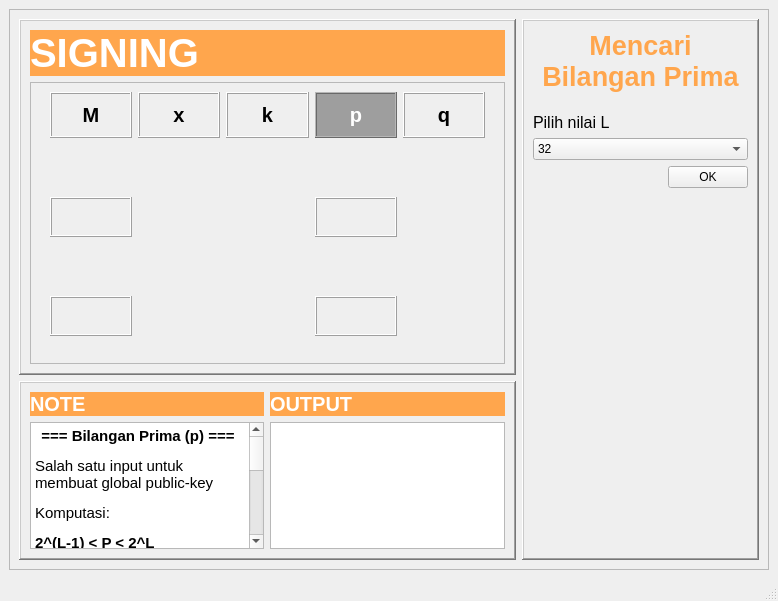
The window that Kedua.ui (Rufaidah/Visualization-of-the-Digital-Signature-Process) describes before a commit, drawn with Qt 5.
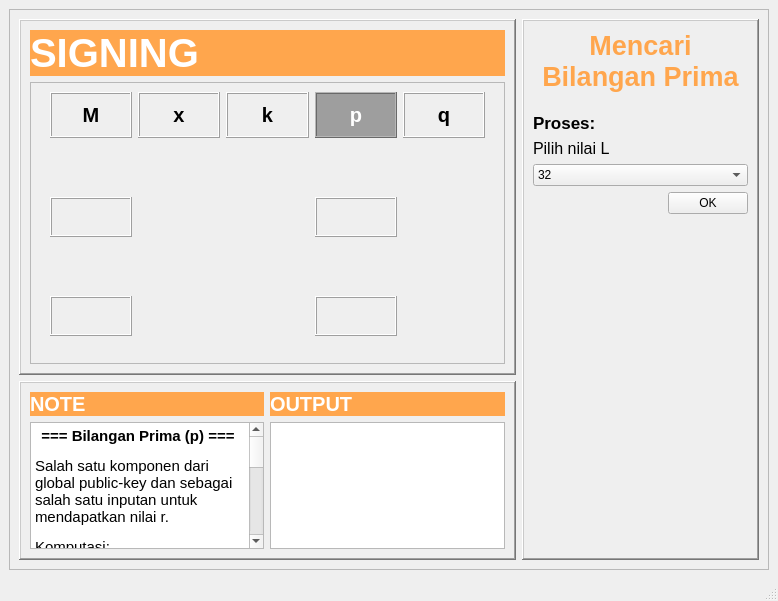
The same window after the commit.

```diff
--- a/Kedua.ui
+++ b/Kedua.ui
@@ -1003,7 +1003,7 @@
 p, li { white-space: pre-wrap; }
 &lt;/style&gt;&lt;/head&gt;&lt;body style=&quot; font-family:'Ubuntu'; font-size:11pt; font-weight:400; font-style:normal;&quot;&gt;
 &lt;p align=&quot;center&quot; style=&quot; margin-top:12px; margin-bottom:12px; margin-left:0px; margin-right:0px; -qt-block-indent:0; text-indent:0px;&quot;&gt;&lt;span style=&quot; font-weight:600;&quot;&gt;=== Bilangan Prima (p) === &lt;/span&gt;&lt;/p&gt;
-&lt;p style=&quot; margin-top:12px; margin-bottom:12px; margin-left:0px; margin-right:0px; -qt-block-indent:0; text-indent:0px;&quot;&gt;Salah satu input untuk membuat global public-key&lt;/p&gt;
+&lt;p style=&quot; margin-top:12px; margin-bottom:12px; margin-left:0px; margin-right:0px; -qt-block-indent:0; text-indent:0px;&quot;&gt;Salah satu komponen dari global public-key dan sebagai salah satu inputan untuk mendapatkan nilai r.&lt;/p&gt;
 &lt;p style=&quot; margin-top:12px; margin-bottom:12px; margin-left:0px; margin-right:0px; -qt-block-indent:0; text-indent:0px;&quot;&gt;Komputasi:&lt;span style=&quot; font-weight:600;&quot;&gt;  &lt;/span&gt;&lt;/p&gt;
 &lt;p style=&quot; margin-top:12px; margin-bottom:12px; margin-left:0px; margin-right:0px; -qt-block-indent:0; text-indent:0px;&quot;&gt;&lt;span style=&quot; font-weight:600;&quot;&gt;2^(L-1) &amp;lt; P &amp;lt; 2^L &lt;/span&gt;&lt;/p&gt;
 &lt;p align=&quot;center&quot; style=&quot; margin-top:12px; margin-bottom:12px; margin-left:0px; margin-right:0px; -qt-block-indent:0; text-indent:0px;&quot;&gt;&lt;span style=&quot; font-weight:600;&quot;&gt;=== L === &lt;/span&gt;&lt;/p&gt;
@@ -1102,6 +1102,20 @@
                 <property name="topMargin">
                  <number>15</number>
                 </property>
+                <item>
+                 <widget class="QLabel" name="label_15">
+                  <property name="font">
+                   <font>
+                    <pointsize>13</pointsize>
+                    <weight>75</weight>
+                    <bold>true</bold>
+                   </font>
+                  </property>
+                  <property name="text">
+                   <string>Proses:</string>
+                  </property>
+                 </widget>
+                </item>
                 <item>
                  <widget class="QLabel" name="label_5">
                   <property name="font">
```
